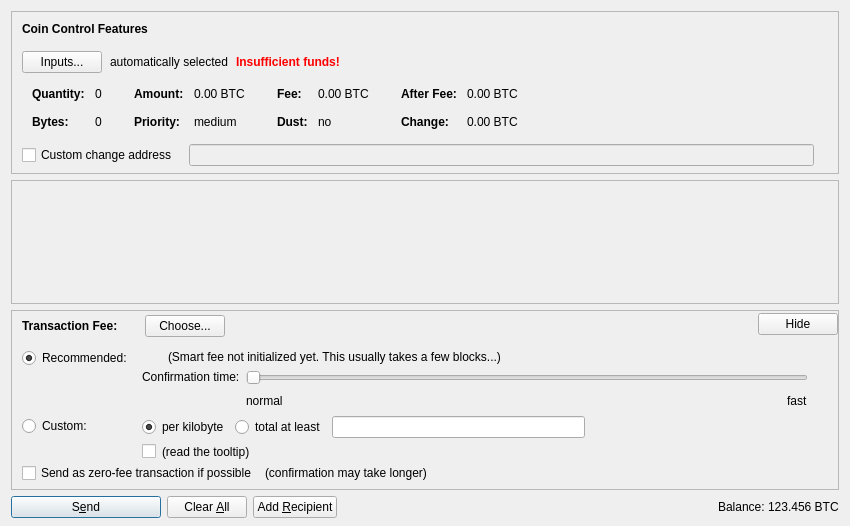
cuckoocoin/cuckoocoin-core, file src/qt/forms/sendcoinsdialog.ui: the form before one commit.
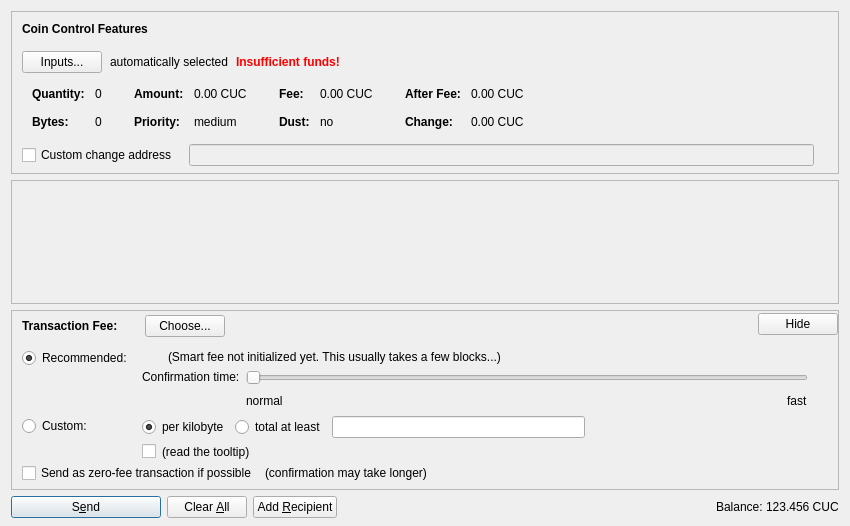
The form after the commit. Icons and pictures are not drawn. Custom widgets are drawn as their Qt base class.

The edit to the form file:
```diff
--- a/src/qt/forms/sendcoinsdialog.ui
+++ b/src/qt/forms/sendcoinsdialog.ui
@@ -324,7 +324,7 @@
                   <enum>Qt::ActionsContextMenu</enum>
                  </property>
                  <property name="text">
-                  <string notr="true">0.00 BTC</string>
+                  <string notr="true">0.00 CUC</string>
                  </property>
                  <property name="textInteractionFlags">
                   <set>Qt::LinksAccessibleByMouse|Qt::TextSelectableByKeyboard|Qt::TextSelectableByMouse</set>
@@ -404,7 +404,7 @@
                   <enum>Qt::ActionsContextMenu</enum>
                  </property>
                  <property name="text">
-                  <string notr="true">0.00 BTC</string>
+                  <string notr="true">0.00 CUC</string>
                  </property>
                  <property name="textInteractionFlags">
                   <set>Qt::LinksAccessibleByMouse|Qt::TextSelectableByKeyboard|Qt::TextSelectableByMouse</set>
@@ -484,7 +484,7 @@
                   <enum>Qt::ActionsContextMenu</enum>
                  </property>
                  <property name="text">
-                  <string notr="true">0.00 BTC</string>
+                  <string notr="true">0.00 CUC</string>
                  </property>
                  <property name="textInteractionFlags">
                   <set>Qt::LinksAccessibleByMouse|Qt::TextSelectableByKeyboard|Qt::TextSelectableByMouse</set>
@@ -513,7 +513,7 @@
                   <enum>Qt::ActionsContextMenu</enum>
                  </property>
                  <property name="text">
-                  <string notr="true">0.00 BTC</string>
+                  <string notr="true">0.00 CUC</string>
                  </property>
                  <property name="textInteractionFlags">
                   <set>Qt::LinksAccessibleByMouse|Qt::TextSelectableByKeyboard|Qt::TextSelectableByMouse</set>
@@ -1352,7 +1352,7 @@
           <cursorShape>IBeamCursor</cursorShape>
          </property>
          <property name="text">
-          <string notr="true">123.456 BTC</string>
+          <string notr="true">123.456 CUC</string>
          </property>
          <property name="textInteractionFlags">
           <set>Qt::LinksAccessibleByMouse|Qt::TextSelectableByKeyboard|Qt::TextSelectableByMouse</set>
```
